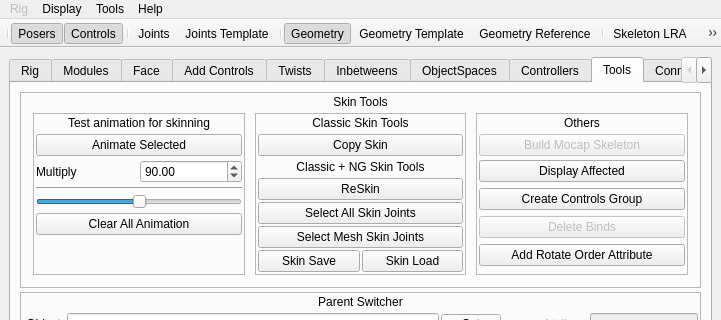
Before: the Qt Designer form ui/designer/mainWindow.ui in PavelCrow/RigStudio3, drawn with Qt 5; both pictures show x 0 to 721 and y 0 to 320 of the 721 by 982 pixel window.
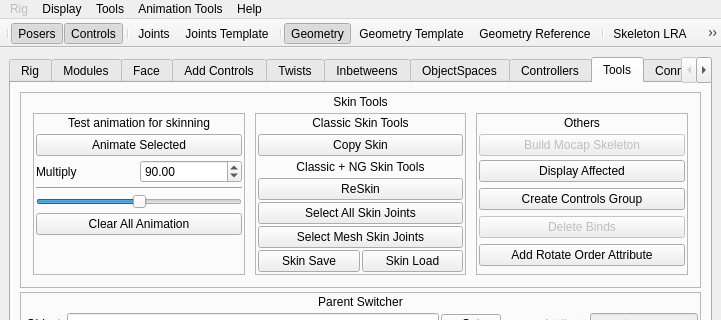
After: the same form once the commit is applied.

Commit message:
main: перенос мокапа в меню Animation Tools
Пункт Metahuman Mocap.. открывает то же окно, что и вызов
mocapTransfer.window() из скрипт-эдитора.

Модуль берётся из animTools напрямую, а не через пакет metahuman:
перенос мокапа - самодостаточный файл, который отдают аниматорам как
есть, и заводить ему зависимость от инструментов риггера незачем.

Diff of the .ui file:
```diff
--- a/ui/designer/mainWindow.ui
+++ b/ui/designer/mainWindow.ui
@@ -10258,9 +10258,16 @@
     <addaction name="separator"/>
     <addaction name="actionDriven_Groups"/>
    </widget>
+   <widget class="QMenu" name="menuAnimation_Tools">
+    <property name="title">
+     <string>Animation Tools</string>
+    </property>
+    <addaction name="actionMetahuman_Mocap"/>
+   </widget>
    <addaction name="menuRig"/>
    <addaction name="menuDisplay"/>
    <addaction name="menuTools"/>
+   <addaction name="menuAnimation_Tools"/>
    <addaction name="menuHelp"/>
   </widget>
   <widget class="QStatusBar" name="statusbar"/>
```
Left out of the diff: 5 changed lines with no effect on the pictures. The commit also changes 2 other files.
